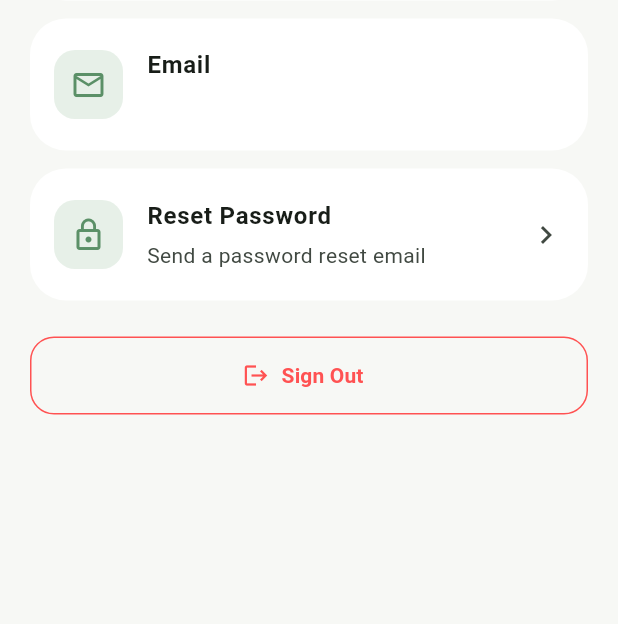
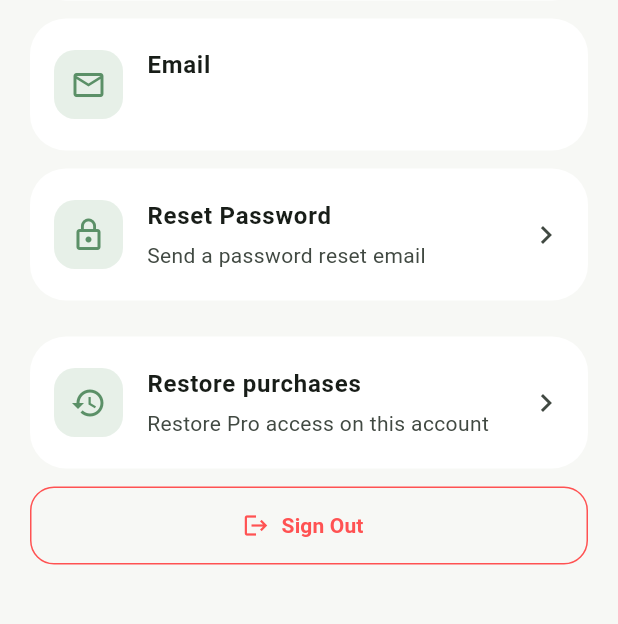
Before and after one commit to PriyalMMandloi/studyflow-flutter, a Flutter app: the screen it shows once a user with an empty profile is signed in, after a tap on the "person" icon, on a phone screen of 412 x 824 dp, the part 565-1189 px from its top. Run offline on Flutter 3.47's test engine with Material 3 defaults, Android fonts, the phone set to English and light mode, and no system bars; our stand-ins replace firebase_auth, firebase_core; missing offline and left inert: purchases_flutter, purchases_ui_flutter; accounts and stored records are empty.

Commit message:
Prepare StudyFlow for production release

```diff
--- a/lib/main.dart
+++ b/lib/main.dart
@@ -14,13 +14,33 @@ Future<void> main() async {
     options: DefaultFirebaseOptions.currentPlatform,
   );
 
-  final configuration = PurchasesConfiguration(
-    'test_EhOVVopevScdKSKMiuOsWILumyK',
+  const revenueCatApiKey = String.fromEnvironment(
+    'REVENUECAT_ANDROID_API_KEY',
+    defaultValue: 'test_EhOVVopevScdKSKMiuOsWILumyK',
   );
+  final configuration = PurchasesConfiguration(revenueCatApiKey);
 
   await Purchases.configure(configuration);
 
   runApp(const StudyFlowApp());
+}
+
+Future<void> _syncRevenueCatUser(User? user) async {
+  try {
+    if (user == null) {
+      await Purchases.logOut();
+    } else {
+      await Purchases.logIn(user.uid);
+    }
+  } catch (_) {
+  }
+}
+
+Future<void> _logOutRevenueCat() async {
+  try {
+    await Purchases.logOut();
+  } catch (_) {
+  }
 }
 
 class MyApp extends StudyFlowApp {
@@ -110,8 +130,7 @@ class StudyFlowData extends ChangeNotifier {
   int currentStreak = 7;
   int longestStreak = 7;
 
-  // Mon-Sun study minutes used by the Analytics chart.
-  final List<int> weeklyMinutes = [40, 60, 35, 80, 55, 95, 0];
+  final List<int> weeklyMinutes = List<int>.filled(7, 0);
 
   void setGoal(int minutes) {
     goalMinutes = minutes;
@@ -119,20 +138,23 @@ class StudyFlowData extends ChangeNotifier {
   }
 
   void recordTask({required bool completed, required int minutes}) {
+    final dayIndex = DateTime.now().weekday - 1;
     if (completed) {
       completedTasks++;
       completedMinutes += minutes;
+      weeklyMinutes[dayIndex] += minutes;
     } else {
       if (completedTasks > 0) completedTasks--;
       completedMinutes = (completedMinutes - minutes).clamp(0, 100000).toInt();
+      weeklyMinutes[dayIndex] =
+          (weeklyMinutes[dayIndex] - minutes).clamp(0, 100000).toInt();
     }
-    weeklyMinutes[6] = completedMinutes;
     notifyListeners();
   }
 
   void recordFocusSession(int minutes) {
     completedMinutes += minutes;
-    weeklyMinutes[6] = completedMinutes;
+    weeklyMinutes[DateTime.now().weekday - 1] += minutes;
     if (completedMinutes > 0 && currentStreak == 0) {
       currentStreak = 1;
     }
@@ -144,8 +166,29 @@ class StudyFlowData extends ChangeNotifier {
       goalMinutes <= 0 ? 0.0 : (completedMinutes / goalMinutes).clamp(0.0, 1.0).toDouble();
 }
 
-class AuthGate extends StatelessWidget {
+class AuthGate extends StatefulWidget {
   const AuthGate({super.key});
+
+  @override
+  State<AuthGate> createState() => _AuthGateState();
+}
+
+class _AuthGateState extends State<AuthGate> {
+  StreamSubscription<User?>? _authSubscription;
+
+  @override
+  void initState() {
+    super.initState();
+    _authSubscription = FirebaseAuth.instance.authStateChanges().listen(
+      _syncRevenueCatUser,
+    );
+  }
+
+  @override
+  void dispose() {
+    _authSubscription?.cancel();
+    super.dispose();
+  }
 
   @override
   Widget build(BuildContext context) {
@@ -1625,11 +1668,70 @@ class ProfileScreen extends StatelessWidget {
 
               const SizedBox(height: 24),
 
+              Card(
+                child: ListTile(
+                  contentPadding: const EdgeInsets.symmetric(
+                    horizontal: 16,
+                    vertical: 8,
+                  ),
+                  leading: Container(
+                    width: 46,
+                    height: 46,
+                    decoration: BoxDecoration(
+                      color: const Color(0xFFE7F0E8),
+                      borderRadius: BorderRadius.circular(14),
+                    ),
+                    child: const Icon(
+                      Icons.restore_outlined,
+                      color: Color(0xFF5B9067),
+                    ),
+                  ),
+                  title: const Text(
+                    'Restore purchases',
+                    style: TextStyle(fontWeight: FontWeight.w700),
+                  ),
+                  subtitle: const Padding(
+                    padding: EdgeInsets.only(top: 4),
+                    child: Text('Restore Pro access on this account'),
+                  ),
+                  trailing: const Icon(Icons.chevron_right),
+                  onTap: () async {
+                    try {
+                      final customerInfo = await Purchases.restorePurchases();
+                      final restored = customerInfo.entitlements.active
+                          .containsKey('studyflow_pro');
+                      if (context.mounted) {
+                        ScaffoldMessenger.of(context).showSnackBar(
+                          SnackBar(
+                            content: Text(
+                              restored
+                                  ? 'Pro access restored.'
+                                  : 'No active Pro purchase found.',
+                            ),
+                          ),
+                        );
+                      }
+                    } catch (_) {
+                      if (context.mounted) {
+                        ScaffoldMessenger.of(context).showSnackBar(
+                          const SnackBar(
+                            content: Text('Could not restore purchases. Try again.'),
+                          ),
+                        );
+                      }
+                    }
+                  },
+                ),
+              ),
+
+              const SizedBox(height: 12),
+
               SizedBox(
                 width: double.infinity,
                 height: 52,
                 child: OutlinedButton.icon(
                   onPressed: () async {
+                    await _logOutRevenueCat();
                     await FirebaseAuth.instance.signOut();
 
                     if (context.mounted) {
@@ -2751,17 +2853,33 @@ class _NoteCard extends StatelessWidget {
 class MoreScreen extends StatelessWidget {
   const MoreScreen({super.key});
 Future<void> _openAnalytics(BuildContext context) async {
-  final customerInfo = await Purchases.getCustomerInfo();
-
-  final isPro =
-      customerInfo.entitlements.active.containsKey('studyflow_pro');
+  bool isPro = false;
+  try {
+    final customerInfo = await Purchases.getCustomerInfo();
+    isPro = customerInfo.entitlements.active.containsKey('studyflow_pro');
+  } catch (_) {
+    if (context.mounted) {
+      ScaffoldMessenger.of(context).showSnackBar(
+        const SnackBar(content: Text('Could not verify Pro access. Try again.')),
+      );
+    }
+    return;
+  }
 
   if (!context.mounted) return;
 
   if (isPro) {
     _open(context, 'Analytics');
   } else {
-    await RevenueCatUI.presentPaywallIfNeeded('studyflow_pro');
+    try {
+      await RevenueCatUI.presentPaywallIfNeeded('studyflow_pro');
+    } catch (_) {
+      if (context.mounted) {
+        ScaffoldMessenger.of(context).showSnackBar(
+          const SnackBar(content: Text('The Pro screen is unavailable right now.')),
+        );
+      }
+    }
   }
 }
 
@@ -2844,6 +2962,7 @@ Future<void> _openAnalytics(BuildContext context) async {
               ),
               trailing: const Icon(Icons.chevron_right),
               onTap: () async {
+                await _logOutRevenueCat();
                 await FirebaseAuth.instance.signOut();
               },
             ),
```
Also changed, not shown: 7 other files.
